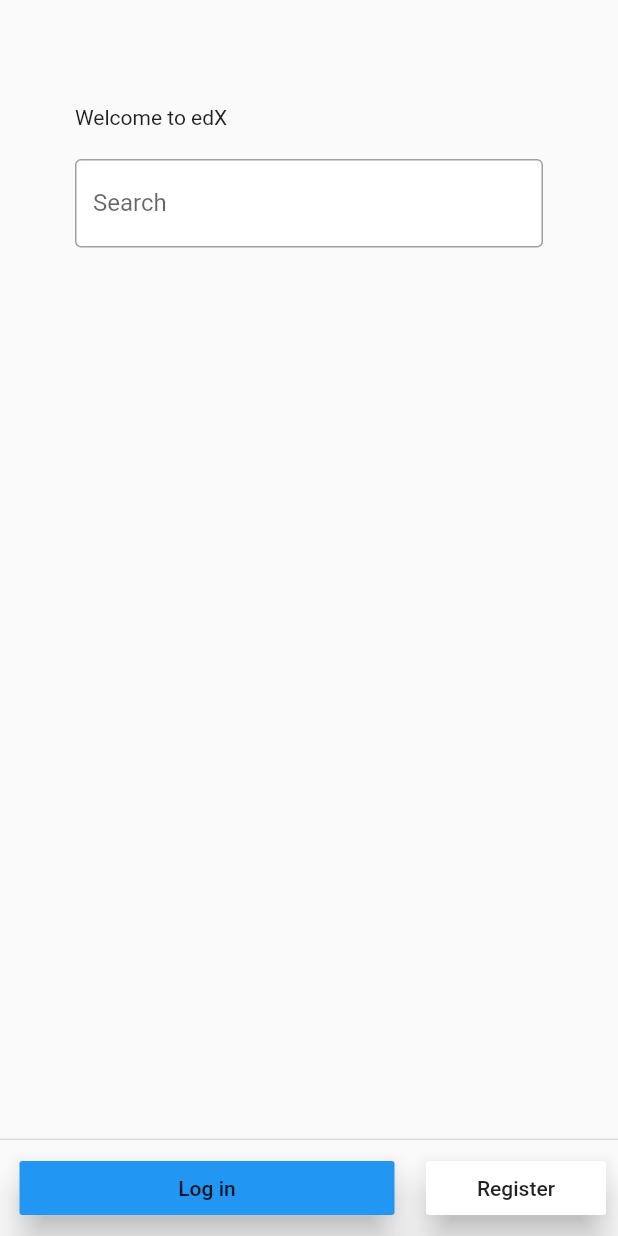
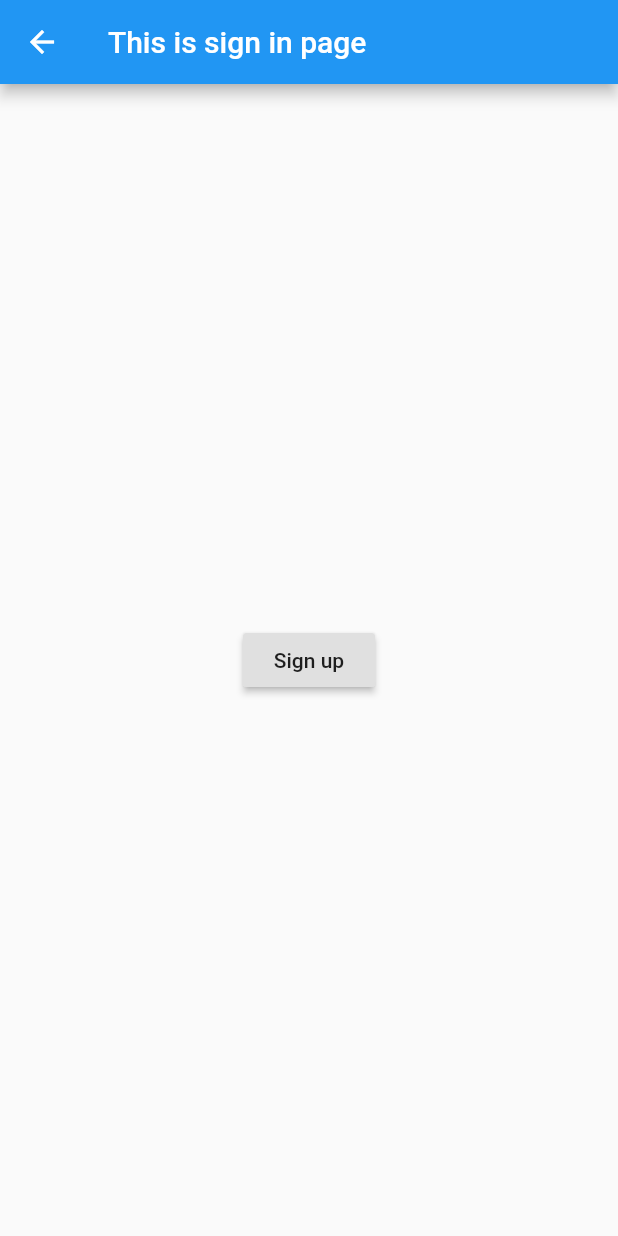
Before and after one commit to 3Console/edX, a Flutter app: the screen it shows after launch, after a tap on "Log in", on a phone screen of 412 x 824 dp. Run offline on Flutter 3.47's test engine with Material 2 defaults, Android fonts, the phone set to English and light mode, and no system bars.

Commit message:
create authenticate page

```diff
--- /dev/null
+++ b/lib/pages/authenticate/authenticate.dart
@@ -0,0 +1,32 @@
+import 'package:flutter/material.dart';
+import 'package:flutterapp/pages/authenticate/sign_in.dart';
+import 'package:flutterapp/pages/authenticate/sign_up.dart';
+
+class Authenticate extends StatefulWidget {
+
+  bool showSignIn;
+
+  Authenticate({ this.showSignIn });
+
+  @override
+  _AuthenticateState createState() => _AuthenticateState();
+}
+
+class _AuthenticateState extends State<Authenticate> {
+
+
+
+  void toggleView() {
+    setState(() => widget.showSignIn = !widget.showSignIn);
+  }
+
+  @override
+  Widget build(BuildContext context) {
+    if (widget.showSignIn) {
+      return SignIn(toggleView: toggleView);
+    }
+    else {
+      return SignUp(toggleView: toggleView);
+    }
+  }
+}
--- /dev/null
+++ b/lib/pages/authenticate/sign_in.dart
@@ -0,0 +1,30 @@
+import 'package:flutter/material.dart';
+
+class SignIn extends StatefulWidget {
+
+  final Function toggleView;
+
+  SignIn({ this.toggleView });
+
+  @override
+  _SignInState createState() => _SignInState();
+}
+
+class _SignInState extends State<SignIn> {
+  @override
+  Widget build(BuildContext context) {
+    return Scaffold(
+      appBar: AppBar(
+        title: Text('This is sign in page'),
+      ),
+      body: Center(
+        child: RaisedButton(
+          onPressed: () {
+            widget.toggleView();
+          },
+          child: Text('Sign up'),
+        ),
+      ),
+    );
+  }
+}
--- a/lib/pages/home/welcome.dart
+++ b/lib/pages/home/welcome.dart
@@ -1,4 +1,5 @@
 import 'package:flutter/material.dart';
+import 'package:flutterapp/pages/authenticate/authenticate.dart';
 import 'package:flutterapp/pages/shared/constants.dart';
 
 class WelcomePage extends StatelessWidget {
@@ -23,7 +24,14 @@ class WelcomePage extends StatelessWidget {
         SizedBox(
           width: 250,
           child: RaisedButton(
-            onPressed: () {},
+            onPressed: () {
+              Navigator.push(
+                context,
+                MaterialPageRoute(
+                  builder: (context) => Authenticate(showSignIn: true),
+                )
+              );
+            },
             elevation: 10,
             color: Colors.blue,
             child: Text('Log in'),
@@ -33,7 +41,14 @@ class WelcomePage extends StatelessWidget {
         SizedBox(
           width: 120,
           child: RaisedButton(
-            onPressed: () {},
+            onPressed: () {
+              Navigator.push(
+                context,
+                MaterialPageRoute(
+                  builder: (context) => Authenticate(showSignIn: false),
+                )
+              );
+            },
             elevation: 10,
             color: Colors.white,
             child: Text('Register'),
```
Also changed, not shown: lib/pages/authenticate/sign_up.dart (added, +30 -0 lines).
